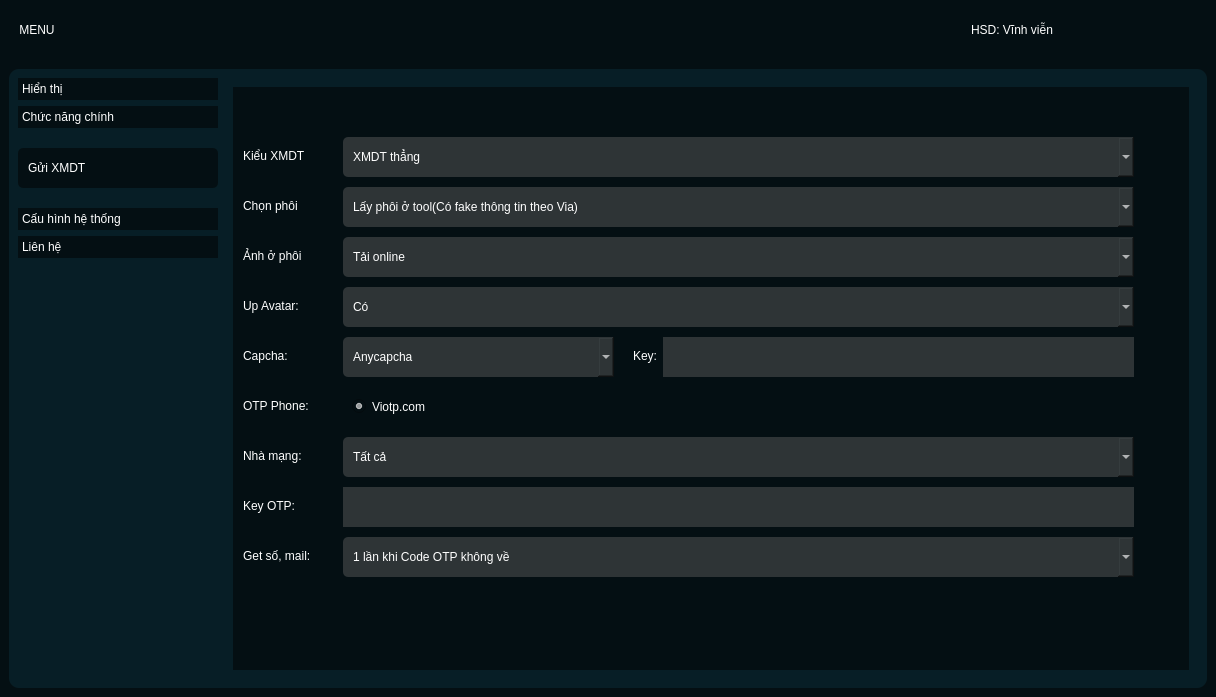
First picture: the form in interface.ui, repository NguyenHuuHai2310/code_dao, before the edit.
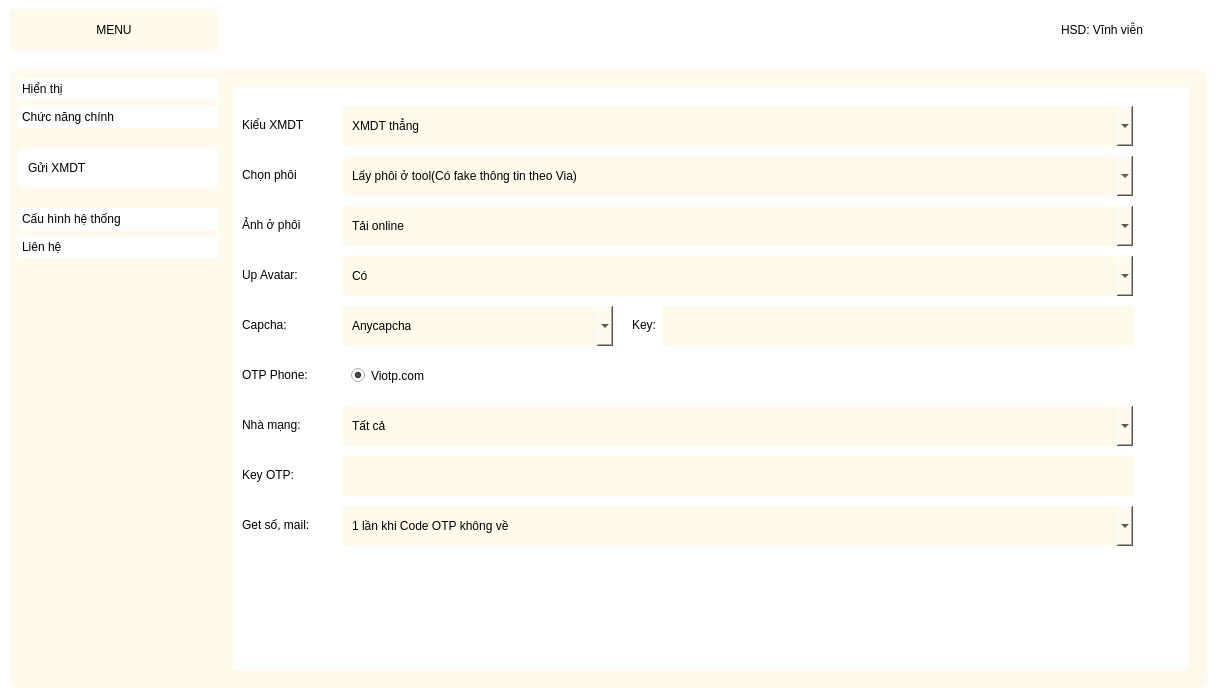
Second picture: the form after the edit. The open tabs and pages were chosen to show the change. Icons and pictures are not drawn.

Diff of the .ui file:
```diff
--- a/interface.ui
+++ b/interface.ui
@@ -23,29 +23,32 @@
 	color: #ffffff;
 }
 #centralwidget{
-	background-color: #040f13;
+	background-color: #ffffff;
 }
 #header{
-background-color: #040f13;
+background-color: #ffffff;
+	color: rgb(255, 250, 235);
 }
 #side_menu{
-	background-color: #071e26;
+	background-color: #fffaeb;
 	border-radius: 20px;
 }
 QPushButton{
 	padding: 10px;
-	background-color: #040f13;
+	background-color: #fffaeb;
 	border-radius: 5px;
+color: rgb(0,0,0);
 
 }
 QComboBox{
 	padding: 10px;
-	background-color: #040f13;
+	background-color: #ffffff;
 	border-radius: 5px;
+	color: rgb(0,0,0);
 
 }
 #main_body{
-	background-color: #071e26;
+	background-color: #fffaeb;
 	border-radius: 10px;
 }
 #pushButton_view{
@@ -117,22 +120,7 @@
        <enum>QFrame::Raised</enum>
       </property>
       <layout class="QHBoxLayout" name="horizontalLayout_2">
-       <property name="spacing">
-        <number>6</number>
-       </property>
-       <property name="leftMargin">
-        <number>9</number>
-       </property>
-       <property name="topMargin">
-        <number>9</number>
-       </property>
-       <property name="rightMargin">
-        <number>9</number>
-       </property>
-       <property name="bottomMargin">
-        <number>9</number>
-       </property>
-       <item alignment="Qt::AlignLeft|Qt::AlignVCenter">
+       <item alignment="Qt::AlignLeft">
         <widget class="QFrame" name="frame_3">
          <property name="frameShape">
           <enum>QFrame::StyledPanel</enum>
@@ -160,18 +148,18 @@
            <widget class="QPushButton" name="menuButton">
             <property name="minimumSize">
              <size>
-              <width>0</width>
+              <width>210</width>
               <height>30</height>
              </size>
             </property>
             <property name="maximumSize">
              <size>
-              <width>16777215</width>
+              <width>210</width>
               <height>50</height>
              </size>
             </property>
             <property name="styleSheet">
-             <string notr="true">color: rgb(255, 255, 255);
+             <string notr="true">color: rgb(0, 0, 0);
 font: 75 15pt &quot;Ubuntu Condensed&quot;;</string>
             </property>
             <property name="text">
@@ -196,37 +184,19 @@
            <height>0</height>
           </size>
          </property>
+         <property name="styleSheet">
+          <string notr="true">color: rgb(0, 0, 0);</string>
+         </property>
          <property name="frameShape">
           <enum>QFrame::StyledPanel</enum>
          </property>
          <property name="frameShadow">
           <enum>QFrame::Raised</enum>
          </property>
-         <widget class="QLabel" name="label">
-          <property name="geometry">
-           <rect>
-            <x>210</x>
-            <y>10</y>
-            <width>71</width>
-            <height>21</height>
-           </rect>
-          </property>
-          <property name="font">
-           <font>
-            <pointsize>15</pointsize>
-           </font>
-          </property>
-          <property name="text">
-           <string/>
-          </property>
-          <property name="alignment">
-           <set>Qt::AlignCenter</set>
-          </property>
-         </widget>
          <widget class="QLabel" name="label_2">
           <property name="geometry">
            <rect>
-            <x>360</x>
+            <x>450</x>
             <y>10</y>
             <width>121</width>
             <height>21</height>
@@ -352,13 +322,15 @@
                       <string notr="true">QToolBox{
 icon-size: 32px;
 border-top:5px;
-background-color: #071e26;
+background-color: #fffaeb;
 border-top:15px;
+color: #000000;
 }
 QToolBox::tab{
 icon-size: 32px;
 border-top:15px;
-background-color: #040f13;
+background-color: #ffffff;
+color: #000000;
 }</string>
                      </property>
                      <property name="currentIndex">
@@ -386,8 +358,8 @@
                        <rect>
                         <x>0</x>
                         <y>0</y>
-                        <width>117</width>
-                        <height>40</height>
+                        <width>200</width>
+                        <height>68</height>
                        </rect>
                       </property>
                       <attribute name="icon">
@@ -419,7 +391,8 @@
                           </size>
                          </property>
                          <property name="styleSheet">
-                          <string notr="true">text-align: left;</string>
+                          <string notr="true">text-align: left;
+background-color: rgb(255, 255, 255);</string>
                          </property>
                          <property name="text">
                           <string>Gửi XMDT</string>
@@ -492,7 +465,8 @@
              </sizepolicy>
             </property>
             <property name="styleSheet">
-             <string notr="true"/>
+             <string notr="true">background-color: #fffaeb;
+color: #000000;</string>
             </property>
             <property name="frameShape">
              <enum>QFrame::StyledPanel</enum>
@@ -540,8 +514,8 @@
                 <item>
                  <widget class="QStackedWidget" name="stackedWidget">
                   <property name="styleSheet">
-                   <string notr="true">
-background-color: rgb(4, 15, 19);</string>
+                   <string notr="true">background-color: #fffaeb;
+color: #000000;</string>
                   </property>
                   <property name="currentIndex">
                    <number>0</number>
@@ -1192,10 +1166,10 @@
                    <widget class="QFrame" name="frame_6">
                     <property name="geometry">
                      <rect>
-                      <x>0</x>
-                      <y>30</y>
-                      <width>921</width>
-                      <height>531</height>
+                      <x>-1</x>
+                      <y>-1</y>
+                      <width>961</width>
+                      <height>591</height>
                      </rect>
                     </property>
                     <property name="minimumSize">
@@ -1211,8 +1185,8 @@
                      </size>
                     </property>
                     <property name="styleSheet">
-                     <string notr="true">
-color: rgb(255, 255, 255);
+                     <string notr="true">background-color: rgb(255, 255, 255);
+color: rgb(0, 0, 0);
 </string>
                     </property>
                     <property name="frameShape">
@@ -1288,8 +1262,8 @@
                       </size>
                      </property>
                      <property name="styleSheet">
-                      <string notr="true">background-color: rgb(46, 52, 54);
-</string>
+                      <string notr="true">background-color: #fffaeb;
+color: #000000;</string>
                      </property>
                      <item>
                       <property name="text">
@@ -1330,8 +1304,8 @@
                       </size>
                      </property>
                      <property name="styleSheet">
-                      <string notr="true">background-color: rgb(46, 52, 54);
-</string>
+                      <string notr="true">background-color: #fffaeb;
+color: #000000;</string>
                      </property>
                      <item>
                       <property name="text">
@@ -1380,8 +1354,8 @@
                       </size>
                      </property>
                      <property name="styleSheet">
-                      <string notr="true">background-color: rgb(46, 52, 54);
-</string>
+                      <string notr="true">background-color: #fffaeb;
+color: #000000;</string>
                      </property>
                      <item>
                       <property name="text">
@@ -1456,7 +1430,8 @@
                       </size>
                      </property>
                      <property name="styleSheet">
-                      <string notr="true">background-color: rgb(46, 52, 54);
+                      <string notr="true">background-color: #fffaeb;
+color: #000000;
 </string>
                      </property>
                      <item>
@@ -1507,7 +1482,8 @@
                       </size>
                      </property>
                      <property name="styleSheet">
-                      <string notr="true">background-color: rgb(46, 52, 54);</string>
+                      <string notr="true">background-color: #fffaeb;
+color: #000000;</string>
                      </property>
                      <item>
                       <property name="text">
@@ -1568,8 +1544,8 @@
                       </size>
                      </property>
                      <property name="styleSheet">
-                      <string notr="true">
-background-color: rgb(46, 52, 54);
+                      <string notr="true">background-color: #fffaeb;
+color: #000000;
 </string>
                      </property>
                      <item>
@@ -1600,7 +1576,8 @@
                       </size>
                      </property>
                      <property name="styleSheet">
-                      <string notr="true">background-color: rgb(46, 52, 54);</string>
+                      <string notr="true">background-color: #fffaeb;
+color: #000000;</string>
                      </property>
                      <item>
                       <property name="text">
@@ -1657,7 +1634,7 @@
                       </item>
                      </layout>
                     </widget>
-                    <widget class="QPlainTextEdit" name="keyCapcha">
+                    <widget class="QLineEdit" name="keyCapcha">
                      <property name="geometry">
                       <rect>
                        <x>430</x>
@@ -1666,29 +1643,24 @@
                        <height>40</height>
                       </rect>
                      </property>
-                     <property name="sizePolicy">
-                      <sizepolicy hsizetype="Expanding" vsizetype="Expanding">
-                       <horstretch>0</horstretch>
-                       <verstretch>0</verstretch>
-                      </sizepolicy>
-                     </property>
                      <property name="minimumSize">
                       <size>
                        <width>0</width>
-                       <height>0</height>
+                       <height>40</height>
+                      </size>
+                     </property>
+                     <property name="maximumSize">
+                      <size>
+                       <width>16777215</width>
+                       <height>40</height>
                       </size>
                      </property>
                      <property name="styleSheet">
-                      <string notr="true">background-color: rgb(46, 52, 54);</string>
-                     </property>
-                     <property name="verticalScrollBarPolicy">
-                      <enum>Qt::ScrollBarAlwaysOff</enum>
-                     </property>
-                     <property name="lineWrapMode">
-                      <enum>QPlainTextEdit::WidgetWidth</enum>
+                      <string notr="true">background-color: #fffaeb;
+color: #000000;</string>
                      </property>
                     </widget>
-                    <widget class="QPlainTextEdit" name="keyOtp">
+                    <widget class="QLineEdit" name="keyOtp">
                      <property name="geometry">
                       <rect>
                        <x>110</x>
@@ -1697,32 +1669,21 @@
                        <height>40</height>
                       </rect>
                      </property>
-                     <property name="sizePolicy">
-                      <sizepolicy hsizetype="Expanding" vsizetype="Fixed">
-                       <horstretch>0</horstretch>
-                       <verstretch>1</verstretch>
-                      </sizepolicy>
-                     </property>
                      <property name="minimumSize">
                       <size>
                        <width>0</width>
                        <height>40</height>
                       </size>
                      </property>
+                     <property name="maximumSize">
+                      <size>
+                       <width>16777215</width>
+                       <height>40</height>
+                      </size>
+                     </property>
                      <property name="styleSheet">
-                      <string notr="true">background-color: rgb(46, 52, 54);</string>
-                     </property>
-                     <property name="verticalScrollBarPolicy">
-                      <enum>Qt::ScrollBarAlwaysOff</enum>
-                     </property>
-                     <property name="horizontalScrollBarPolicy">
-                      <enum>Qt::ScrollBarAlwaysOff</enum>
-                     </property>
-                     <property name="sizeAdjustPolicy">
-                      <enum>QAbstractScrollArea::AdjustToContentsOnFirstShow</enum>
-                     </property>
-                     <property name="lineWrapMode">
-                      <enum>QPlainTextEdit::NoWrap</enum>
+                      <string notr="true">background-color: #fffaeb;
+color: #000000;</string>
                      </property>
                     </widget>
                    </widget>
```
Left out of the diff: 76 changed lines with no effect on the pictures. Lines whose indentation alone changed are shown as unchanged.
